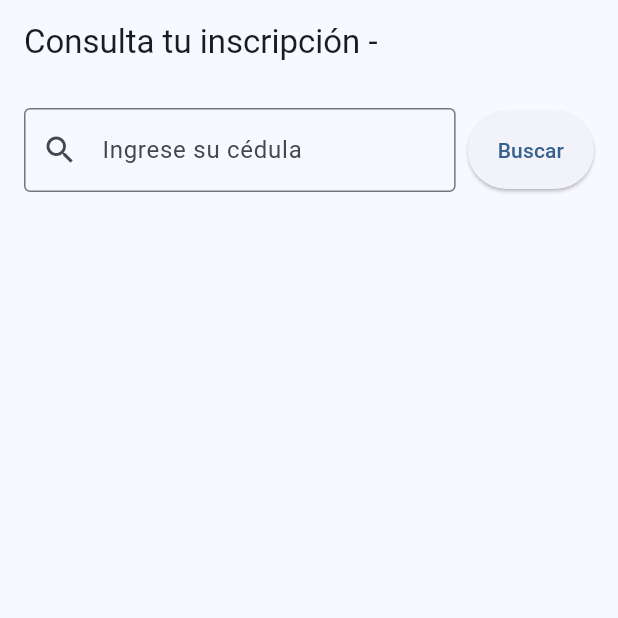
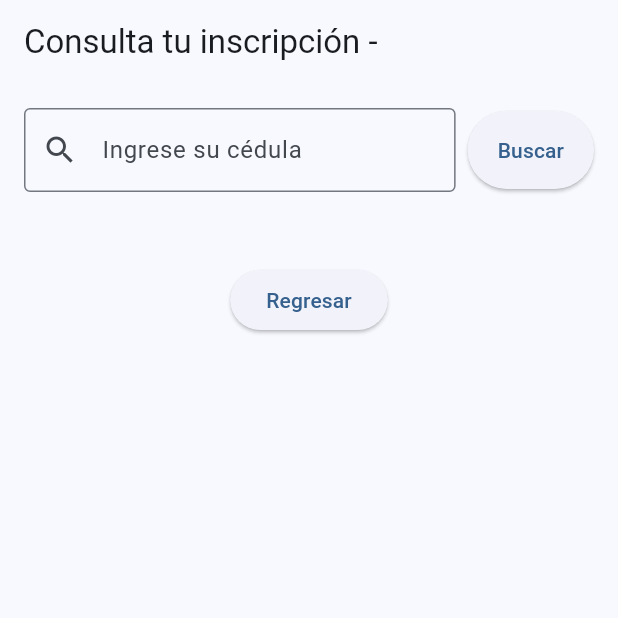
Before and after one commit to elohimsystems/consulta-sistemapia, a Flutter app: the BuscarDorsalPage screen opened directly with empty values, on a phone screen of 412 x 824 dp, the top half of it. Run offline on Flutter 3.47's test engine with Material 3 defaults, Android fonts, the phone set to English and light mode, and no system bars; our stand-ins replace image_picker, share_plus; missing offline and left inert: dart:html; network calls fail.

Commit message:
feat: add back button and disable browser back navigation on buscar dorsal page

```diff
--- a/lib/pages/buscar_dorsal_page.dart
+++ b/lib/pages/buscar_dorsal_page.dart
@@ -1,5 +1,7 @@
+import 'dart:html' as html;
 import 'dart:typed_data';
 import 'package:flutter/material.dart';
+import 'package:flutter/foundation.dart' show kIsWeb;
 import 'package:share_plus/share_plus.dart';
 import '../services/api_service.dart';
 
@@ -23,6 +25,11 @@ class _BuscarDorsalPageState extends State<BuscarDorsalPage> {
   @override
   void initState() {
     super.initState();
+    if (kIsWeb) {
+      html.window.onPopState.listen((_) {
+        html.window.history.pushState(null, '', null);
+      });
+    }
     _cargarEvento();
   }
 
@@ -84,7 +91,14 @@ class _BuscarDorsalPageState extends State<BuscarDorsalPage> {
 
   @override
   Widget build(BuildContext context) {
-    return Scaffold(
+    return PopScope(
+      canPop: false,
+      onPopInvokedWithResult: (didPop, _) {
+        if (!didPop) {
+          // Bloquear navegación hacia atrás
+        }
+      },
+      child: Scaffold(
       appBar: AppBar(title: Text('Consulta tu inscripción - $_eventoNombre'), automaticallyImplyLeading: false),
       body: SingleChildScrollView(
         padding: const EdgeInsets.all(16),
@@ -176,10 +190,17 @@ class _BuscarDorsalPageState extends State<BuscarDorsalPage> {
                   ),
                 );
               })),
+            const SizedBox(height: 24),
+            Center(
+              child: ElevatedButton(
+                onPressed: () => Navigator.pop(context),
+                child: const Text('Regresar'),
+              ),
+            ),
           ],
         ),
       ),
-    );
+    ));
   }
 
   Widget _infoCol(String label, String value) {
```
Also changed, not shown: 1 other file.
